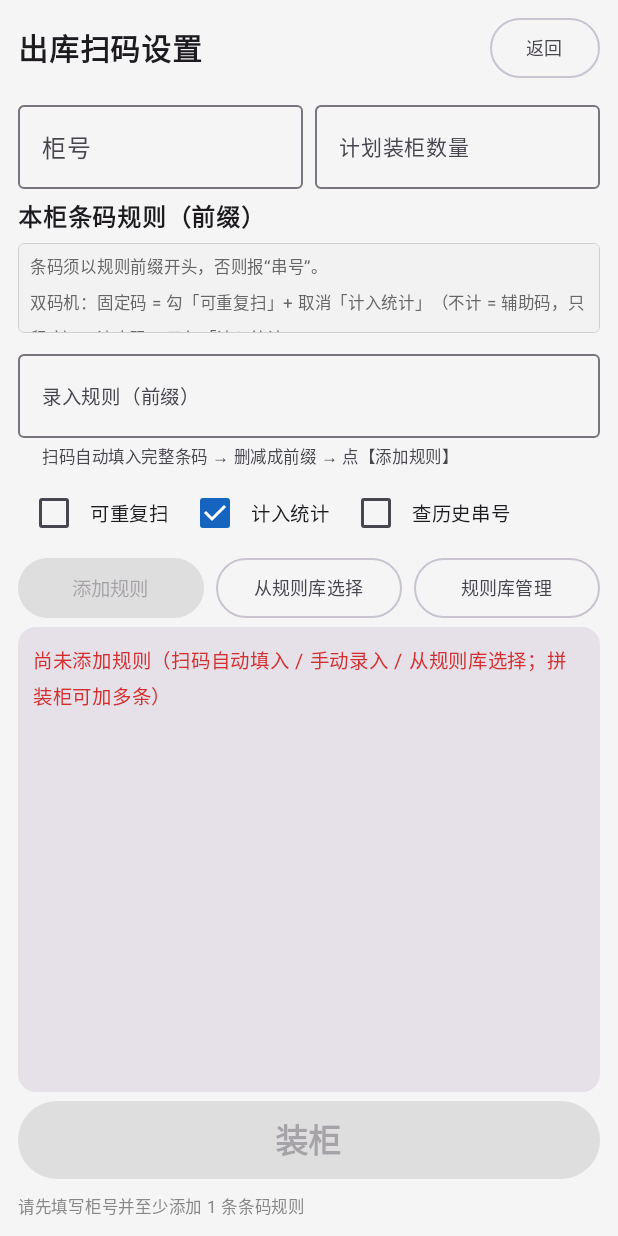
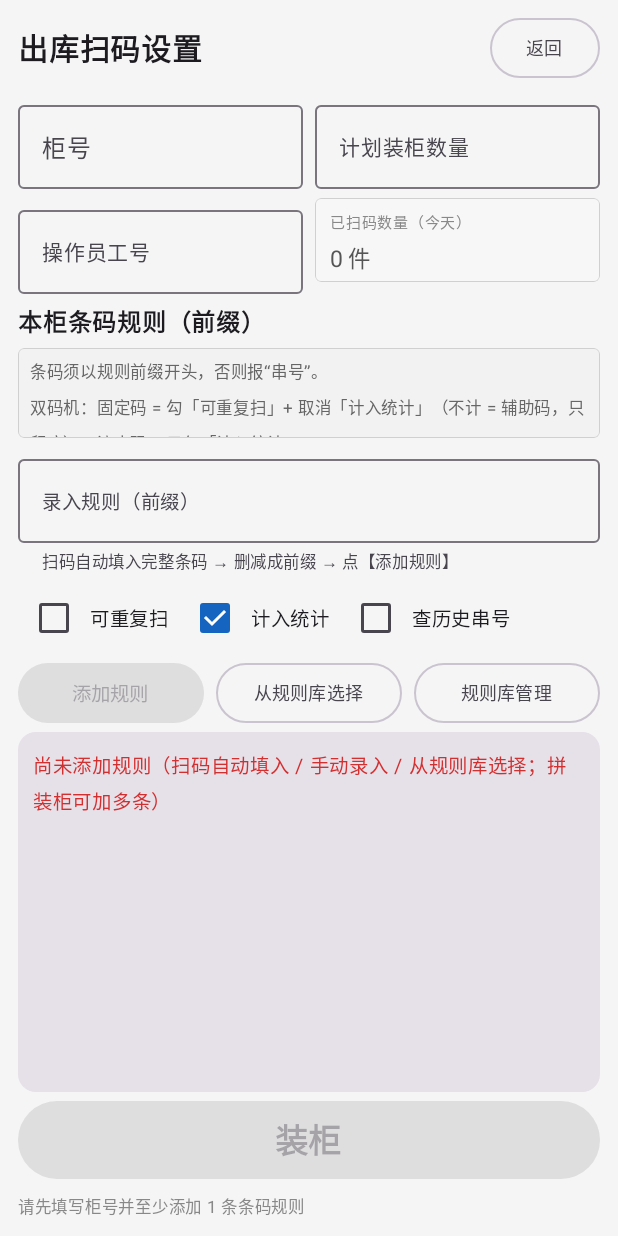
Before and after one commit to qudingshun/saoma, an Android app built with Jetpack Compose: the OutboundScanScreen screen opened through its navigation route, on a phone screen of 412 x 824 dp. Run offline under Robolectric (Android 15) with nearby library versions, the phone set to English and light mode, and no system bars; our stand-ins replace Room's generated code; 1 statement that could not run was skipped.

Commit message:
v1.6.0：操作员工号维度 + 计划装柜数量语义修正（波次 7）
- 操作员工号（选填）：设置页新增工号栏（字母+数字、自动大写、≤12 位）
  · 焦点路由：工号栏聚焦时扫码键填入工号（替换），其余位置仍填规则栏
  · 记住上次填写（operator_prefs），首页进入设置页预填
  · 每条记录写入工号；记录 TSV 与装柜完成汇总末尾加「操作员」列
    （旧 TSV 文件首次追加时自动升级表头、老行补空列，不丢数据）
  · 记录页 / 回收站行显示「操作员：X」（非空时）；扫码页柜号卡同排显示
- 计划装柜数量语义修正（现场反馈）：输入框只由人工填写，查询/进入不再
  自动改写（退出再进入不丢失、不被覆盖）；「已扫码数量（= 已装柜数量）」
  常显只读自动统计；命中今天已扫码的柜号且计划留空 → 装柜时按该柜已存
  计划继续（占位符/黄条可见），同号柜防重复装闭环保持
- DB v9→v10：scan_records 加 operatorId（TEXT NOT NULL DEFAULT ''，历史默认空）
- 迁移测试：新增 9→10 单步；5→9 全链升级为 5→10 全链（真机 3/3 通过）
- 真机验证：v9 真库升级数据零丢失（30 柜/35 规则/113 记录/4 规则库）；
  工号扫描路由、落盘列、记录页展示、留空续装与装齐闭环、超量报警均通过；
  测试数据已清理（库与测试前基线值级全等），release 覆盖装机数据完好
- 工程：buildToolsVersion 固定 35.0.1（本机 SDK 已装 35.0.1）；
  工作区含 AGP 8.13.0 / Gradle 8.13 升级（Android Studio 侧调整），随本版一并入库
- 文档：readme / 子项目计划 / 代码审计与优化建议 同步 v1.6.0

```diff
--- a/app/build.gradle.kts
+++ b/app/build.gradle.kts
@@ -16,13 +16,15 @@ val keystoreProps = Properties().apply {
 android {
     namespace = "com.zhuanggui.pda"
     compileSdk = 35
+    // 本机 SDK 已装的是 35.0.1（AGP 默认找 35.0.0；android.builder.sdkDownload=false 不会自动补装）
+    buildToolsVersion = "35.0.1"
 
     defaultConfig {
         applicationId = "com.zhuanggui.pda"
         minSdk = 26
         targetSdk = 35
-        versionCode = 16
-        versionName = "1.5.9"
+        versionCode = 17
+        versionName = "1.6.0"
         testInstrumentationRunner = "androidx.test.runner.AndroidJUnitRunner"
     }
 
--- a/app/src/main/java/com/zhuanggui/pda/data/entity/LoadEntities.kt
+++ b/app/src/main/java/com/zhuanggui/pda/data/entity/LoadEntities.kt
@@ -54,6 +54,7 @@ data class LoadRule(
 /**
  * 扫码记录：每扫一码写一条（含串号/重复/超量/辅助码，完整留痕），同时自动落盘 TSV 文件。
  * fullCode = 柜号 + "，" + 条码（逗号拼接，按需求约定）。
+ * operatorId = 扫描时的操作员工号（设置页选填；空 = 未填），用于追溯（v1.6.0）。
  */
 @Entity(
     tableName = "scan_records",
@@ -75,7 +76,8 @@ data class ScanRecord(
     val fullCode: String,                     // 柜号，条码
     val result: ScanResult,
     val scannedAt: Date = Date(),
-    val deletedAt: Date? = null               // 软删除时间（进回收站）；null = 有效记录
+    val deletedAt: Date? = null,              // 软删除时间（进回收站）；null = 有效记录
+    val operatorId: String = ""               // 操作员工号（v10；空 = 未填）
 )
 
 /**
--- a/app/src/main/java/com/zhuanggui/pda/ui/AppRoot.kt
+++ b/app/src/main/java/com/zhuanggui/pda/ui/AppRoot.kt
@@ -48,7 +48,7 @@ fun AppRoot(vm: AppViewModel = viewModel()) {
                     navController.navigate(Routes.OUTBOUND_SETUP)
                 },
                 onContinueLast = { no ->
-                    // 一键继续：复用设置页「柜号变更」（自动载入原规则 + 已扫码数量，计划装柜数量以已存计划回填）
+                    // 一键继续：复用设置页「柜号变更」（自动载入原规则 + 已扫码数量；计划留空则按该柜已存计划继续）
                     vm.resetOutboundSetup()
                     vm.onContainerNoChange(no)
                     navController.navigate(Routes.OUTBOUND_SETUP)
@@ -66,6 +66,8 @@ fun AppRoot(vm: AppViewModel = viewModel()) {
                 library = ruleLibrary,
                 onContainerNo = vm::onContainerNoChange,
                 onTotal = vm::onTotalQuantityChange,
+                onOperatorId = vm::onOperatorIdChange,
+                onScanTarget = vm::onSetupScanTarget,
                 onRuleInput = vm::onRuleInputChange,
                 onRuleAllowDup = vm::onRuleAllowDupChange,
                 onRuleCount = vm::onRuleCountChange,
--- a/app/src/main/java/com/zhuanggui/pda/ui/screen/OutboundSetupScreen.kt
+++ b/app/src/main/java/com/zhuanggui/pda/ui/screen/OutboundSetupScreen.kt
@@ -39,6 +39,7 @@ import androidx.compose.runtime.setValue
 import androidx.compose.ui.Alignment
 import androidx.compose.ui.Modifier
 import androidx.compose.ui.draw.clip
+import androidx.compose.ui.focus.onFocusChanged
 import androidx.compose.ui.graphics.Color
 import androidx.compose.ui.text.font.FontWeight
 import androidx.compose.ui.text.input.KeyboardType
@@ -51,13 +52,15 @@ import androidx.compose.foundation.lazy.items
 import com.zhuanggui.pda.data.entity.RuleLibEntry
 import com.zhuanggui.pda.ui.OutboundSetupState
 import com.zhuanggui.pda.ui.RuleSpec
+import com.zhuanggui.pda.ui.SetupScanTarget
 
 /**
  * 出库扫码设置页（整页固定布局，规则列表在固定区域内部滚动）：
  *  - 柜号 + 计划装柜数量（并列一行，窄框；计划 = 本批目标件数，空/0 = 不限）
- *  - 已扫码数量：命中「今天已有装柜记录」的柜号时只读展示（自动统计，无法手改）
- *    · 未装齐 → 继续扫码将接着计数，扫满计划数量时提示装柜完成
- *    · 已装齐 → 再扫码提示超量（如需补装改大计划装柜数量）
+ *    · v1.6.0：计划只由人工填写，App 不再自动改写输入框（退出再进入不丢失、不被覆盖）
+ *    · 命中「今天已扫码」的柜号且计划留空 → 装柜时按该柜已存计划继续（提示条与占位符可见）
+ *  - 已扫码数量（= 已装柜数量）：常显只读，自动统计（今天正常数），无法手改
+ *  - 操作员工号：选填（扫工牌或手输）；工号栏聚焦时扫码键填入工号（替换），其余位置填入规则栏
  *  - 条码规则：按扫描键扫码 → 完整条码自动填入规则栏（人工删减成前缀）；也可手动录入、从规则库选择、规则库管理
  *  - 规则说明：固定小窗，内部下拉滚动查看
  *  - 规则列表：固定区域，内部下拉滚动；每条可勾「可重复扫」「计入统计」「查历史串号」
@@ -69,6 +72,8 @@ fun OutboundSetupScreen(
     library: List<RuleLibEntry>,
     onContainerNo: (String) -> Unit,
     onTotal: (String) -> Unit,
+    onOperatorId: (String) -> Unit,
+    onScanTarget: (SetupScanTarget) -> Unit,
     onRuleInput: (String) -> Unit,
     onRuleAllowDup: (Boolean) -> Unit,
     onRuleCount: (Boolean) -> Unit,
@@ -113,13 +118,15 @@ fun OutboundSetupScreen(
             }
 
             if (state.scannedQuantity > 0) {
-                val plan = state.totalQuantity.toIntOrNull() ?: 0
+                // 计划标注：输入框填写优先；留空 = 用该柜已存计划（装柜时按它继续，不改写输入框）
+                val plan = state.totalQuantity.toIntOrNull() ?: state.storedPlan
+                val planLabel = if (state.totalQuantity.isBlank()) "已存计划" else "计划"
                 Card(Modifier.fillMaxWidth(), colors = CardDefaults.cardColors(containerColor = Color(0xFFFFF9C4))) {
                     Text(
                         if (plan > 0 && state.scannedQuantity >= plan)
-                            "该柜号今天已装齐（已扫码 ${state.scannedQuantity} / 计划 $plan）：再扫码将提示超量；如需补装请先改大「计划装柜数量」"
+                            "该柜号今天已装齐（已扫码 ${state.scannedQuantity} / $planLabel $plan）：再扫码将提示超量；如需补装请先改大「计划装柜数量」"
                         else "该柜号今天已扫码 ${state.scannedQuantity} 件" +
-                            if (plan > 0) "（计划 $plan）：继续扫码将接着计数，扫满计划数量时提示装柜完成"
+                            if (plan > 0) "（$planLabel $plan）：继续扫码将接着计数，扫满计划数量时提示装柜完成"
                             else "（计划不限）：继续扫码将接着计数",
                         Modifier.padding(horizontal = 10.dp, vertical = 4.dp),
                         fontSize = 13.sp
@@ -145,12 +152,61 @@ fun OutboundSetupScreen(
                     value = state.totalQuantity,
                     onValueChange = onTotal,
                     label = { Text("计划装柜数量", fontSize = 14.sp) },
-                    placeholder = { Text("0 = 不限") },
+                    placeholder = {
+                        Text(
+                            if (state.scannedQuantity > 0 && state.storedPlan > 0)
+                                "留空 = 已存计划 ${state.storedPlan}"
+                            else "0/空 = 不限",
+                            fontSize = 12.sp
+                        )
+                    },
                     singleLine = true,
                     textStyle = TextStyle(fontSize = 15.sp),
                     keyboardOptions = KeyboardOptions(keyboardType = KeyboardType.Number),
                     modifier = Modifier.weight(1f)
                 )
+            }
+
+            // ---------- 操作员工号（选填，扫工牌/手输）+ 已扫码数量（只读） ----------
+            Row(
+                Modifier.fillMaxWidth(),
+                horizontalArrangement = Arrangement.spacedBy(8.dp)
+            ) {
+                OutlinedTextField(
+                    value = state.operatorId,
+                    onValueChange = onOperatorId,
+                    label = { Text("操作员工号", fontSize = 14.sp) },
+                    placeholder = { Text("选填，扫工牌/手输", fontSize = 12.sp) },
+                    singleLine = true,
+                    textStyle = TextStyle(fontSize = 15.sp),
+                    modifier = Modifier
+                        .weight(1f)
+                        .onFocusChanged {
+                            // 焦点路由：工号栏聚焦时扫码填入工号（替换），其余位置填规则栏
+                            onScanTarget(if (it.isFocused) SetupScanTarget.OPERATOR else SetupScanTarget.RULE)
+                        }
+                )
+                // 已扫码数量（= 已装柜数量）：自动统计，常显只读（无法手改）
+                Box(
+                    Modifier
+                        .weight(1f)
+                        .height(56.dp)
+                        .clip(RoundedCornerShape(4.dp))
+                        .border(0.5.dp, Color(0xFFD0D0D0), RoundedCornerShape(4.dp))
+                        .background(Color(0xFFF7F7F7))
+                        .padding(horizontal = 10.dp),
+                    contentAlignment = Alignment.CenterStart
+                ) {
+                    Column {
+                        Text("已扫码数量（今天）", fontSize = 10.sp, color = Color(0xFF888888))
+                        Text(
+                            "${state.scannedQuantity} 件",
+                            fontSize = 15.sp,
+                            color = if (state.scannedQuantity > 0) Color(0xFF2E7D32) else Color(0xFF555555),
+                            fontWeight = if (state.scannedQuantity > 0) FontWeight.Bold else FontWeight.Normal
+                        )
+                    }
+                }
             }
 
             // ---------- 条码规则 ----------
--- a/app/src/main/java/com/zhuanggui/pda/ui/screen/RecordsScreen.kt
+++ b/app/src/main/java/com/zhuanggui/pda/ui/screen/RecordsScreen.kt
@@ -392,7 +392,8 @@ private fun RecordItem(r: ScanRecord) {
             )
         }
         Text(
-            "${timeText(r)}　柜号：${r.containerNo}",
+            "${timeText(r)}　柜号：${r.containerNo}" +
+                if (r.operatorId.isNotBlank()) "　操作员：${r.operatorId}" else "",
             fontSize = 12.sp, color = Color.Gray
         )
     }
--- a/app/src/main/java/com/zhuanggui/pda/ui/screen/TrashScreen.kt
+++ b/app/src/main/java/com/zhuanggui/pda/ui/screen/TrashScreen.kt
@@ -151,7 +151,8 @@ private fun TrashRow(r: ScanRecord, onRestore: () -> Unit) {
                 )
             }
             Text(
-                "删除于 ${deletedText(r)} · 柜号：${r.containerNo}",
+                "删除于 ${deletedText(r)} · 柜号：${r.containerNo}" +
+                    if (r.operatorId.isNotBlank()) " · 操作员：${r.operatorId}" else "",
                 fontSize = 12.sp, color = Color.Gray
             )
         }
--- a/build.gradle.kts
+++ b/build.gradle.kts
@@ -1,5 +1,5 @@
 plugins {
-    id("com.android.application") version "8.5.2" apply false
+    id("com.android.application") version "8.13.0" apply false
     id("org.jetbrains.kotlin.android") version "2.0.21" apply false
     id("org.jetbrains.kotlin.plugin.compose") version "2.0.21" apply false
     id("com.google.devtools.ksp") version "2.0.21-1.0.27" apply false
```
Also changed, not shown: app/src/main/java/com/zhuanggui/pda/data/AppDatabase.kt (+12 -2 lines), app/src/main/java/com/zhuanggui/pda/export/FileExporter.kt (+23 -3 lines), app/src/main/java/com/zhuanggui/pda/ui/AppViewModel.kt (+70 -24 lines), app/src/main/java/com/zhuanggui/pda/ui/screen/OutboundScanScreen.kt (+12 -4 lines), gradle/wrapper/gradle-wrapper.properties, 5 other files.
